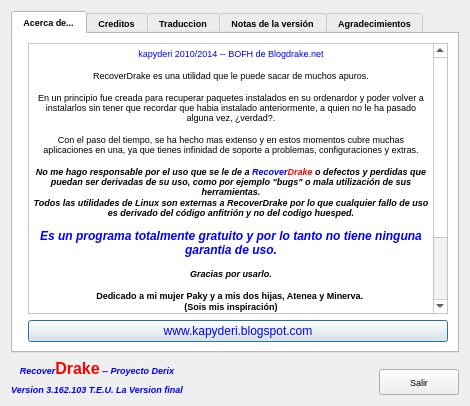
The window that notas.ui (kapyderi/recoverdrake-v3) describes before a commit, drawn with Qt 5.
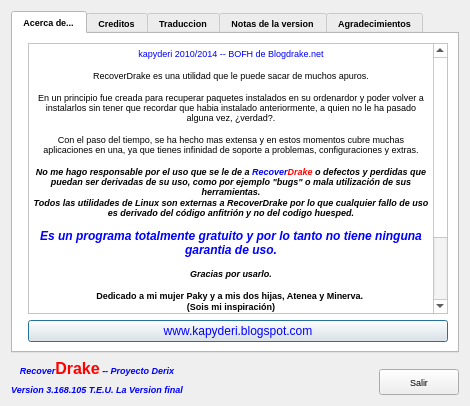
The same window after the commit. Icons and pictures are not drawn.

Patch:
```diff
--- a/notas.ui
+++ b/notas.ui
@@ -550,7 +550,7 @@
 &lt;p align=&quot;center&quot; style=&quot;-qt-paragraph-type:empty; margin-top:0px; margin-bottom:0px; margin-left:0px; margin-right:0px; -qt-block-indent:0; text-indent:0px; font-weight:400;&quot;&gt;&lt;br /&gt;&lt;/p&gt;
 &lt;p align=&quot;center&quot; style=&quot; margin-top:0px; margin-bottom:0px; margin-left:0px; margin-right:0px; -qt-block-indent:0; text-indent:0px;&quot;&gt;&lt;span style=&quot; font-weight:400;&quot;&gt;En un principio fue creada para recuperar paquetes instalados en su ordenardor y poder volver a instalarlos sin tener que recordar que habia instalado anteriormente, a quien no le ha pasado alguna vez, ¿verdad?.&lt;/span&gt;&lt;/p&gt;
 &lt;p align=&quot;center&quot; style=&quot;-qt-paragraph-type:empty; margin-top:0px; margin-bottom:0px; margin-left:0px; margin-right:0px; -qt-block-indent:0; text-indent:0px; font-weight:400;&quot;&gt;&lt;br /&gt;&lt;/p&gt;
-&lt;p align=&quot;center&quot; style=&quot; margin-top:0px; margin-bottom:0px; margin-left:0px; margin-right:0px; -qt-block-indent:0; text-indent:0px;&quot;&gt;&lt;span style=&quot; font-weight:400;&quot;&gt;Con el paso del tiempo, se ha hecho mas extenso y en estos momentos cubre muchas aplicaciones en una, ya que tienes infinidad de soporte a problemas, configuraciones y extras.&lt;/span&gt;&lt;/p&gt;
+&lt;p align=&quot;center&quot; style=&quot; margin-top:0px; margin-bottom:0px; margin-left:0px; margin-right:0px; -qt-block-indent:0; text-indent:0px;&quot;&gt;&lt;span style=&quot; font-weight:400;&quot;&gt;Con el paso del tiempo, se ha hecho mas extensa y en estos momentos cubre muchas aplicaciones en una, ya que tienes infinidad de soporte a problemas, configuraciones y extras.&lt;/span&gt;&lt;/p&gt;
 &lt;p align=&quot;center&quot; style=&quot;-qt-paragraph-type:empty; margin-top:0px; margin-bottom:0px; margin-left:0px; margin-right:0px; -qt-block-indent:0; text-indent:0px; font-weight:400;&quot;&gt;&lt;br /&gt;&lt;/p&gt;
 &lt;p align=&quot;center&quot; style=&quot; margin-top:0px; margin-bottom:0px; margin-left:0px; margin-right:0px; -qt-block-indent:0; text-indent:0px;&quot;&gt;&lt;span style=&quot; font-style:italic;&quot;&gt;No me hago responsable por el uso que se le de a &lt;/span&gt;&lt;span style=&quot; font-style:italic; color:#0000ff;&quot;&gt;Recover&lt;/span&gt;&lt;span style=&quot; font-style:italic; color:#ff0000;&quot;&gt;Drake&lt;/span&gt;&lt;span style=&quot; font-style:italic;&quot;&gt; o defectos y perdidas que puedan ser derivadas de su uso, como por ejemplo &amp;quot;bugs&amp;quot; o mala utilización de sus herramientas.&lt;/span&gt;&lt;/p&gt;
 &lt;p align=&quot;center&quot; style=&quot; margin-top:0px; margin-bottom:0px; margin-left:0px; margin-right:0px; -qt-block-indent:0; text-indent:0px;&quot;&gt;&lt;span style=&quot; font-style:italic;&quot;&gt;Todos las utilidades de Linux son externas a RecoverDrake por lo que cualquier fallo de uso es derivado del código anfitrión y no del codigo huesped.&lt;/span&gt;&lt;/p&gt;
@@ -560,7 +560,7 @@
 &lt;p align=&quot;center&quot; style=&quot; margin-top:0px; margin-bottom:0px; margin-left:0px; margin-right:0px; -qt-block-indent:0; text-indent:0px;&quot;&gt;&lt;span style=&quot; font-style:italic;&quot;&gt;Gracias por usarlo.&lt;/span&gt;&lt;/p&gt;
 &lt;p align=&quot;center&quot; style=&quot;-qt-paragraph-type:empty; margin-top:0px; margin-bottom:0px; margin-left:0px; margin-right:0px; -qt-block-indent:0; text-indent:0px; font-style:italic;&quot;&gt;&lt;br /&gt;&lt;/p&gt;
 &lt;p align=&quot;center&quot; style=&quot; margin-top:0px; margin-bottom:0px; margin-left:0px; margin-right:0px; -qt-block-indent:0; text-indent:0px;&quot;&gt;Dedicado a mi mujer Paky y a mis dos hijas, Atenea y Minerva. &lt;/p&gt;
-&lt;p align=&quot;center&quot; style=&quot; margin-top:0px; margin-bottom:0px; margin-left:0px; margin-right:0px; -qt-block-indent:0; text-indent:0px;&quot;&gt;(Sois mis inspiración)&lt;/p&gt;
+&lt;p align=&quot;center&quot; style=&quot; margin-top:0px; margin-bottom:0px; margin-left:0px; margin-right:0px; -qt-block-indent:0; text-indent:0px;&quot;&gt;(Sois mi inspiración)&lt;/p&gt;
 &lt;p align=&quot;center&quot; style=&quot;-qt-paragraph-type:empty; margin-top:0px; margin-bottom:0px; margin-left:0px; margin-right:0px; -qt-block-indent:0; text-indent:0px;&quot;&gt;&lt;br /&gt;&lt;/p&gt;
 &lt;p align=&quot;center&quot; style=&quot; margin-top:0px; margin-bottom:0px; margin-left:0px; margin-right:0px; -qt-block-indent:0; text-indent:0px;&quot;&gt;Para cualquier bugs o comentario: &lt;span style=&quot; font-style:italic; color:#ff0000;&quot;&gt;kapyderi@eresmas.com&lt;/span&gt;&lt;/p&gt;
 &lt;p align=&quot;center&quot; style=&quot;-qt-paragraph-type:empty; margin-top:0px; margin-bottom:0px; margin-left:0px; margin-right:0px; -qt-block-indent:0; text-indent:0px; font-style:italic; color:#ff0000;&quot;&gt;&lt;br /&gt;&lt;/p&gt;
@@ -678,7 +678,7 @@
      </widget>
      <widget class="QWidget" name="tab_2">
       <attribute name="title">
-       <string>Notas de la versión</string>
+       <string>Notas de la version</string>
       </attribute>
       <layout class="QGridLayout" name="gridLayout_4">
        <item row="0" column="0">
@@ -987,7 +987,7 @@
 color: rgb(0, 0, 255);</string>
      </property>
      <property name="text">
-      <string>Version 3.162.103 T.E.U. La Version final</string>
+      <string>Version 3.168.105 T.E.U. La Version final</string>
      </property>
      <property name="alignment">
       <set>Qt::AlignCenter</set>
```
